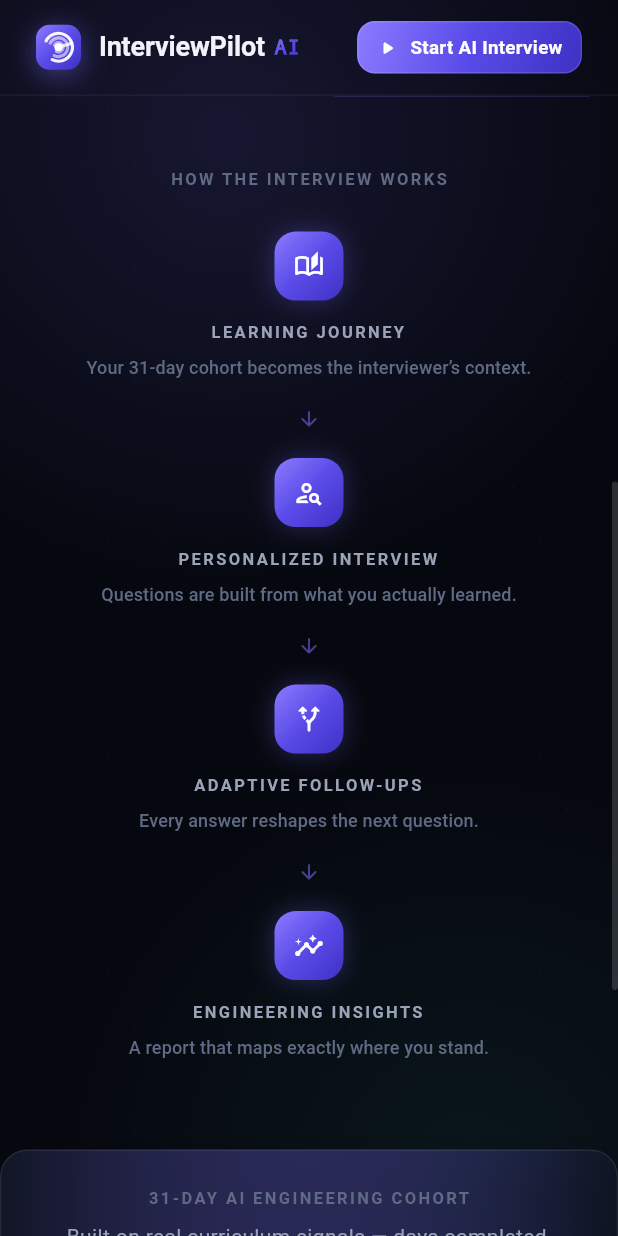
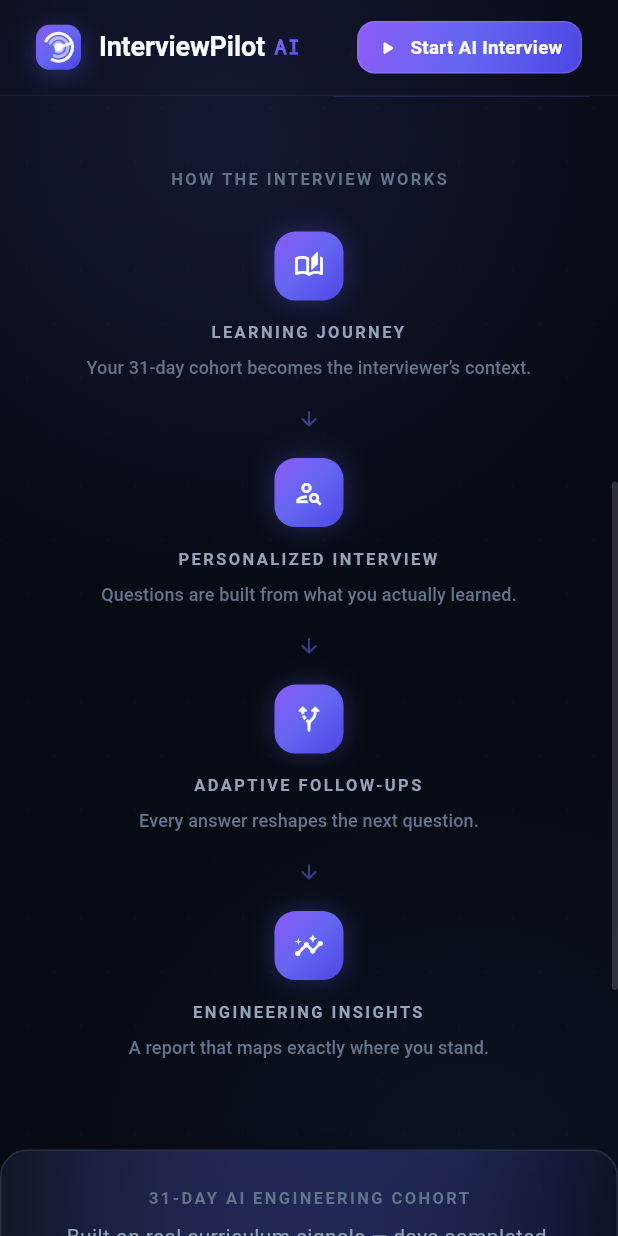
Before and after one commit to afridklassic-01/interviewpilot-ai, a Flutter app: the screen it shows after launch, scrolled down 576 dp, on a phone screen of 412 x 824 dp. Run offline on Flutter 3.47's test engine with Material 3 defaults, Android fonts, the phone set to English and light mode, and no system bars; our stand-ins replace shared_preferences; network calls fail.

Commit message:
Redesign InterviewPilot UI theme

```diff
--- a/frontend/lib/screens/interview/interview_complete_screen.dart
+++ b/frontend/lib/screens/interview/interview_complete_screen.dart
@@ -346,12 +346,12 @@ class _CompleteBadge extends StatelessWidget {
       width: 56,
       height: 56,
       decoration: BoxDecoration(
-        gradient: AppColors.successGradient,
+        gradient: AppColors.brandGradient,
         shape: BoxShape.circle,
         boxShadow: [
           BoxShadow(
-            color: AppColors.success.withValues(alpha: 0.4),
-            blurRadius: 28,
+            color: AppColors.primary.withValues(alpha: 0.3),
+            blurRadius: 22,
             offset: const Offset(0, 4),
           ),
         ],
--- a/frontend/lib/screens/results/results_screen.dart
+++ b/frontend/lib/screens/results/results_screen.dart
@@ -474,7 +474,7 @@ class _StrengthCard extends StatelessWidget {
   Widget build(BuildContext context) {
     return AppCard(
       gradient: LinearGradient(
-        colors: [AppColors.success.withValues(alpha: 0.08), AppColors.surface],
+        colors: [AppColors.primary.withValues(alpha: 0.07), AppColors.surface],
       ),
       child: Column(
         crossAxisAlignment: CrossAxisAlignment.start,
--- a/frontend/lib/theme/app_colors.dart
+++ b/frontend/lib/theme/app_colors.dart
@@ -2,57 +2,57 @@ import 'package:flutter/material.dart';
 
 /// Central color palette for InterviewPilot AI.
 ///
-/// A sophisticated dark, developer-tool aesthetic:
-/// deep ink backgrounds, iris/violet primary, cyan secondary,
-/// emerald success and soft amber warning accents.
+/// A professional, modern AI/SaaS dark theme: deep navy backgrounds,
+/// charcoal/slate cards, indigo + blue accents with a violet highlight,
+/// muted slate text, and red reserved for destructive actions.
+/// Green survives only as a semantic success indicator.
 class AppColors {
   AppColors._();
 
   // ---- Surfaces ----------------------------------------------------------
-  static const Color ink = Color(0xFF06080F); // App background (deepest)
-  static const Color inkSoft = Color(0xFF0A0E18); // Secondary background
-  static const Color surface = Color(0xFF111624); // Card surface
-  static const Color surfaceRaised = Color(0xFF182031); // Elevated surface
-  static const Color surfaceSunken = Color(0xFF0C101C); // Input / well
+  static const Color ink = Color(0xFF070B14); // App background (deepest)
+  static const Color inkSoft = Color(0xFF0B1020); // Secondary background
+  static const Color surface = Color(0xFF111827); // Card surface
+  static const Color surfaceRaised = Color(0xFF151B2B); // Elevated surface
+  static const Color surfaceSunken = Color(0xFF0D1320); // Input / well
 
   // ---- Borders -----------------------------------------------------------
-  static const Color border = Color(0x14FFFFFF); // 8% white
+  static const Color border = Color(0xFF263047); // Subtle 1px card border
   static const Color borderStrong = Color(0x26FFFFFF); // 15% white
   static const Color borderFaint = Color(0x0DFFFFFF); // 5% white
 
   // ---- Brand -------------------------------------------------------------
-  static const Color primary = Color(0xFF7C6CFF); // Iris
-  static const Color primaryBright = Color(0xFF9E8FFF); // Iris highlight
-  static const Color primaryDeep = Color(0xFF5546E8); // Iris deep
-  static const Color secondary = Color(0xFF2DD4BF); // Teal / cyan
-  static const Color secondaryDim = Color(0xFF0E7C6F);
+  static const Color primary = Color(0xFF6366F1); // Indigo accent
+  static const Color primaryBright = Color(0xFF818CF8); // Indigo highlight
+  static const Color primaryDeep = Color(0xFF4F46E5); // Indigo deep
+  static const Color secondary = Color(0xFF3B82F6); // Blue accent
+  static const Color secondaryDim = Color(0xFF1E40AF);
+  static const Color highlight = Color(0xFF8B5CF6); // Violet highlight
 
   // ---- Text --------------------------------------------------------------
-  static const Color textPrimary = Color(0xFFF1F3FA);
-  static const Color textSecondary = Color(0xFF9AA3B8);
-  static const Color textMuted = Color(0xFF5F6B84);
+  static const Color textPrimary = Color(0xFFF8FAFC);
+  static const Color textSecondary = Color(0xFF94A3B8);
+  static const Color textMuted = Color(0xFF64748B);
 
   // ---- Status ------------------------------------------------------------
-  static const Color success = Color(0xFF4ADE9C);
+  static const Color success = Color(0xFF34D399); // Semantic — positive only
   static const Color warning = Color(0xFFF5B95C);
-  static const Color danger = Color(0xFFF2737F);
+  static const Color danger = Color(0xFFEF4444); // Destructive actions only
   static const Color info = Color(0xFF63B3F8);
 
   // ---- Gradient defs -----------------------------------------------------
+  /// Brand: violet → indigo → deep indigo (logos, primary buttons, avatars).
   static const LinearGradient brandGradient = LinearGradient(
     begin: Alignment.topLeft,
     end: Alignment.bottomRight,
-    colors: [Color(0xFF8B7BFF), Color(0xFF5A4BE8), Color(0xFF3E31C4)],
+    colors: [Color(0xFF8B5CF6), Color(0xFF6366F1), Color(0xFF4F46E5)],
   );
 
+  /// Signal/score bars: indigo → blue.
   static const LinearGradient signalGradient = LinearGradient(
     begin: Alignment.centerLeft,
     end: Alignment.centerRight,
-    colors: [Color(0xFF7C6CFF), Color(0xFF2DD4BF)],
-  );
-
-  static const LinearGradient successGradient = LinearGradient(
-    colors: [Color(0xFF3DDC97), Color(0xFF1FA97C)],
+    colors: [Color(0xFF818CF8), Color(0xFF3B82F6)],
   );
 
   static const LinearGradient warningGradient = LinearGradient(
@@ -60,7 +60,7 @@ class AppColors {
   );
 
   static const LinearGradient dangerGradient = LinearGradient(
-    colors: [Color(0xFFF2737F), Color(0xFFC0525E)],
+    colors: [Color(0xFFEF4444), Color(0xFFDC2626)],
   );
 
   /// Glass-like card fill: subtle white overlay from the top.
--- a/frontend/lib/theme/app_theme.dart
+++ b/frontend/lib/theme/app_theme.dart
@@ -31,7 +31,7 @@ class AppTheme {
       dividerColor: AppColors.border,
       textSelectionTheme: const TextSelectionThemeData(
         cursorColor: AppColors.primaryBright,
-        selectionColor: Color(0x557C6CFF),
+        selectionColor: Color(0x556366F1),
         selectionHandleColor: AppColors.primaryBright,
       ),
       inputDecorationTheme: InputDecorationTheme(
--- a/frontend/lib/theme/app_tokens.dart
+++ b/frontend/lib/theme/app_tokens.dart
@@ -48,7 +48,7 @@ class AppTokens {
 
   static List<BoxShadow> get glowShadow => const [
         BoxShadow(
-          color: Color(0x557C6CFF),
+          color: Color(0x446366F1),
           blurRadius: 32,
           offset: Offset(0, 4),
         ),
@@ -85,9 +85,9 @@ class AppDecor {
       border: Border.all(color: AppColors.borderStrong),
       boxShadow: [
         const BoxShadow(
-          color: Color(0x337C6CFF),
-          blurRadius: 28,
-          offset: Offset(0, 10),
+          color: Color(0x336366F1),
+          blurRadius: 24,
+          offset: Offset(0, 8),
         ),
         AppTokens.cardShadow.first,
       ],
--- a/frontend/lib/widgets/buttons/app_button.dart
+++ b/frontend/lib/widgets/buttons/app_button.dart
@@ -97,10 +97,10 @@ class _AppButtonState extends State<AppButton> {
               ? [
                   BoxShadow(
                     color: isPrimary
-                        ? AppColors.primary.withValues(alpha: 0.35)
-                        : AppColors.primary.withValues(alpha: 0.18),
-                    blurRadius: 22,
-                    offset: const Offset(0, 6),
+                        ? AppColors.primary.withValues(alpha: 0.22)
+                        : AppColors.primary.withValues(alpha: 0.14),
+                    blurRadius: 18,
+                    offset: const Offset(0, 4),
                   ),
                 ]
               : null,
--- a/frontend/lib/widgets/cards/app_card.dart
+++ b/frontend/lib/widgets/cards/app_card.dart
@@ -14,6 +14,7 @@ class AppCard extends StatefulWidget {
     this.radius = AppTokens.r5,
     this.gradient,
     this.color,
+    this.borderColor,
   });
 
   final Widget child;
@@ -23,6 +24,9 @@ class AppCard extends StatefulWidget {
   final double radius;
   final Gradient? gradient;
   final Color? color;
+
+  /// Overrides the default card border color (e.g. a subtle accent border).
+  final Color? borderColor;
 
   @override
   State<AppCard> createState() => _AppCardState();
@@ -40,14 +44,16 @@ class _AppCardState extends State<AppCard> {
       gradient: widget.gradient,
       borderRadius: BorderRadius.circular(widget.radius),
       border: Border.all(
-        color: elevated ? AppColors.primary.withValues(alpha: 0.35) : AppColors.border,
+        color: elevated
+            ? AppColors.primary.withValues(alpha: 0.5)
+            : (widget.borderColor ?? AppColors.border),
       ),
       boxShadow: elevated
           ? [
               BoxShadow(
-                color: AppColors.primary.withValues(alpha: 0.14),
-                blurRadius: 30,
-                offset: const Offset(0, 10),
+                color: AppColors.primary.withValues(alpha: 0.09),
+                blurRadius: 22,
+                offset: const Offset(0, 8),
               ),
               ...AppTokens.cardShadow,
             ]
--- a/frontend/lib/widgets/common/logo_mark.dart
+++ b/frontend/lib/widgets/common/logo_mark.dart
@@ -29,9 +29,9 @@ class LogoMark extends StatelessWidget {
         borderRadius: BorderRadius.circular(size * 0.3),
         boxShadow: [
           BoxShadow(
-            color: AppColors.primary.withValues(alpha: 0.45),
-            blurRadius: size * 0.5,
-            offset: Offset(0, size * 0.12),
+            color: AppColors.primary.withValues(alpha: 0.32),
+            blurRadius: size * 0.42,
+            offset: Offset(0, size * 0.1),
           ),
         ],
       ),
--- a/frontend/lib/widgets/interview/learning_context_panel.dart
+++ b/frontend/lib/widgets/interview/learning_context_panel.dart
@@ -32,6 +32,7 @@ class LearningContextPanel extends StatelessWidget {
         const SizedBox(height: AppTokens.s3),
         AppCard(
           padding: const EdgeInsets.all(AppTokens.s4),
+          borderColor: AppColors.primary.withValues(alpha: 0.28),
           gradient: isFollowUp
               ? LinearGradient(
                   colors: [
@@ -134,6 +135,7 @@ class LearningContextPanel extends StatelessWidget {
         AppCard(
           padding: const EdgeInsets.all(AppTokens.s4),
           hoverable: false,
+          borderColor: AppColors.primary.withValues(alpha: 0.28),
           child: Column(
             crossAxisAlignment: CrossAxisAlignment.start,
             children: [
@@ -145,9 +147,7 @@ class LearningContextPanel extends StatelessWidget {
                   const SizedBox(width: AppTokens.s2),
                   PilotChip(
                     question.difficulty.label,
-                    tone: question.difficulty == Difficulty.staff
-                        ? PilotTone.warning
-                        : PilotTone.primary,
+                    tone: PilotTone.primary,
                     icon: Icons.trending_up_rounded,
                   ),
                 ],
--- a/frontend/lib/widgets/interview/question_card.dart
+++ b/frontend/lib/widgets/interview/question_card.dart
@@ -30,6 +30,7 @@ class QuestionCard extends StatelessWidget {
     return AppCard(
       hoverable: false,
       radius: AppTokens.r5 + 2,
+      borderColor: AppColors.primary.withValues(alpha: 0.35),
       gradient: isFollowUp
           ? LinearGradient(
               begin: Alignment.topLeft,
@@ -71,7 +72,7 @@ class QuestionCard extends StatelessWidget {
               ),
               PilotChip(
                 question.topic,
-                tone: isFollowUp ? PilotTone.accent : PilotTone.neutral,
+                tone: isFollowUp ? PilotTone.accent : PilotTone.info,
                 icon: isFollowUp
                     ? Icons.auto_awesome_rounded
                     : Icons.category_outlined,
```
Also changed, not shown: frontend/lib/config/api_config.dart (+2 -32 lines), frontend/lib/screens/interview/interview_screen.dart (+4 -4 lines), 2 other files.
